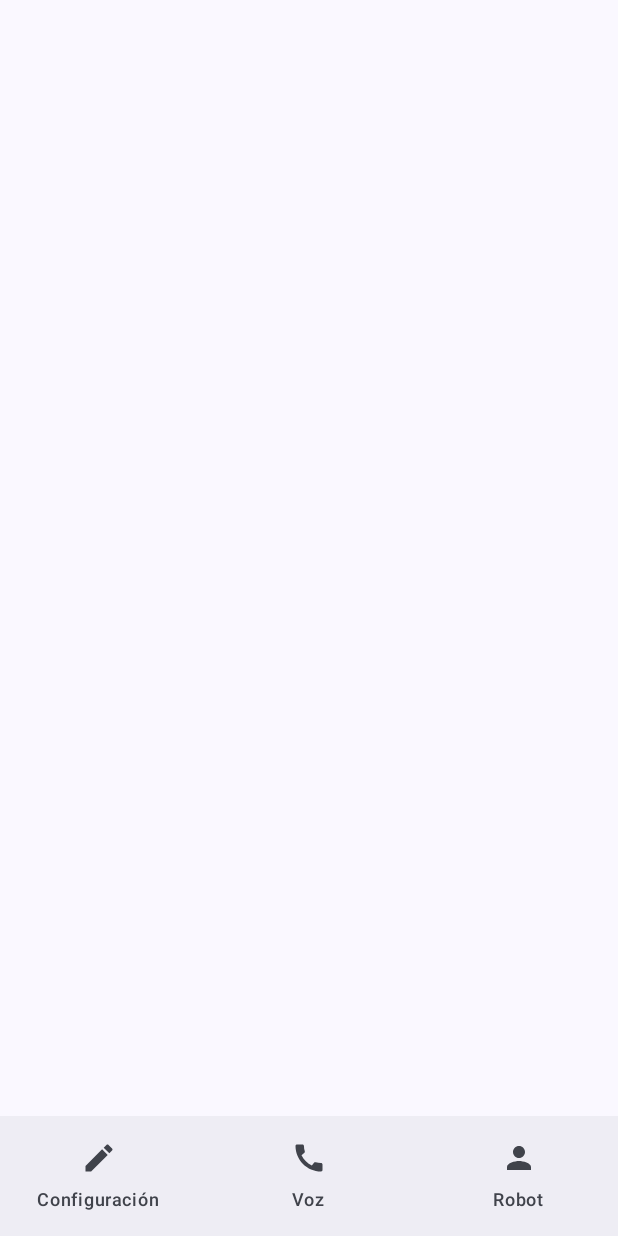
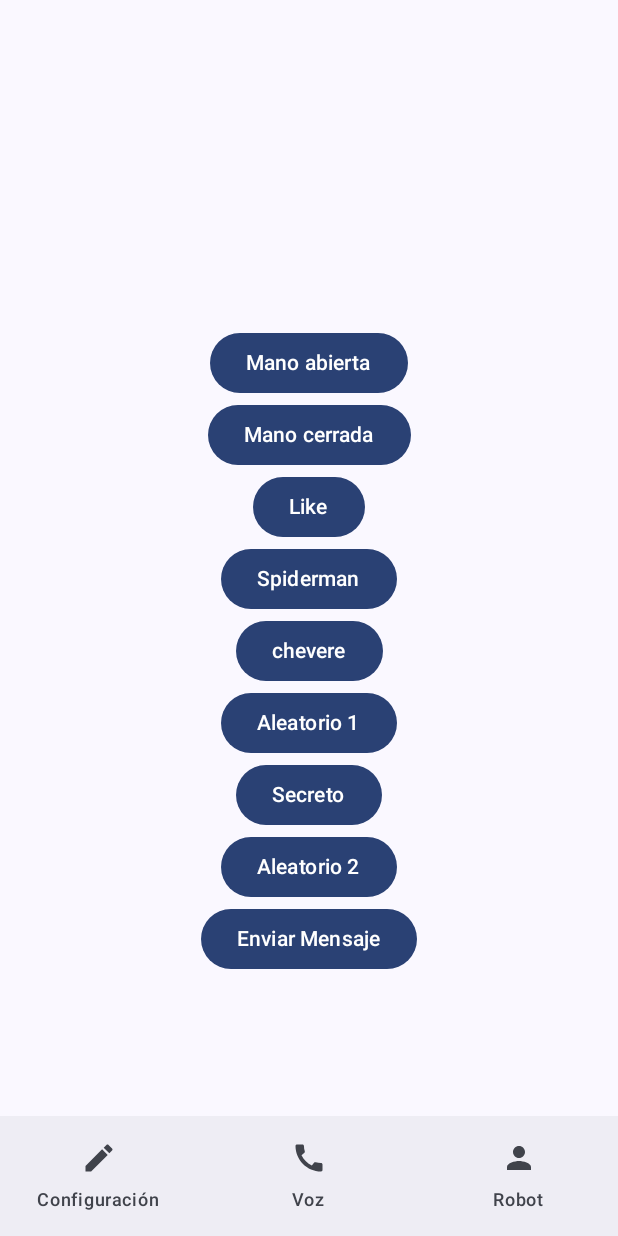
Before and after one commit to 20161870/AppSAPULima, an Android app built with Jetpack Compose: the ArmScreen screen opened through its navigation route, on a phone screen of 412 x 824 dp. Before the commit the screen is almost empty. Run offline under Robolectric (Android 15) with nearby library versions, the phone set to English and light mode, and no system bars.

Commit message:
Gestos de brazo implementados

```diff
--- a/app/src/main/java/com/example/speechtotext/ModuloRobot/ArmScreen.kt
+++ b/app/src/main/java/com/example/speechtotext/ModuloRobot/ArmScreen.kt
@@ -1,17 +1,185 @@
 package com.example.speechtotext.ModuloRobot
 
+import android.annotation.SuppressLint
+import android.os.Build
+import android.util.Log
+import androidx.annotation.RequiresApi
+import androidx.compose.foundation.layout.Arrangement
+import androidx.compose.foundation.layout.Column
+import androidx.compose.foundation.layout.Spacer
+import androidx.compose.foundation.layout.fillMaxSize
+import androidx.compose.foundation.layout.height
+import androidx.compose.foundation.layout.padding
+import androidx.compose.material3.Button
+import androidx.compose.material3.Text
 import androidx.compose.runtime.Composable
 import androidx.compose.runtime.MutableState
+import androidx.compose.runtime.getValue
+import androidx.compose.runtime.mutableStateOf
+import androidx.compose.runtime.remember
+import androidx.compose.ui.Modifier
+import androidx.compose.ui.unit.dp
+import com.google.accompanist.permissions.ExperimentalPermissionsApi
 import kotlinx.coroutines.CoroutineScope
 import java.io.OutputStream
+import androidx.compose.runtime.getValue
+import androidx.compose.runtime.setValue
+import androidx.compose.ui.Alignment
+import androidx.compose.ui.Alignment.Companion.CenterHorizontally
+import androidx.compose.ui.unit.sp
+import kotlinx.coroutines.Dispatchers
+import kotlinx.coroutines.launch
+import java.io.IOException
 
+
+@SuppressLint("MissingPermission")
+@OptIn(ExperimentalPermissionsApi::class)
 @Composable
+@RequiresApi(Build.VERSION_CODES.M)
 fun ArmScreen(
     coroutineScope: CoroutineScope,
     outputStream: MutableState<OutputStream?>,
     isConnected: MutableState<Boolean>
 ) {
     // Movimientos predeterminados del brazo
+    var messageToSend by remember { mutableStateOf("")}
+    var messageToShow by remember { mutableStateOf("")}
+
+    Column(
+        verticalArrangement = Arrangement.Center,
+        modifier = Modifier
+            .padding(16.dp)
+            .fillMaxSize()
+    ) {
+        if(messageToShow !=  null){
+            Text(
+                text = messageToShow,
+                fontSize = 24.sp,
+                modifier = Modifier.align(CenterHorizontally)
+            )
+        }
+
+        Spacer(modifier = Modifier.height(20.dp))
+
+        Button(
+            onClick = {
+                messageToSend = "1"
+                messageToShow = "Mano Abierta"
+            },
+            modifier = Modifier.align(CenterHorizontally)
+        ) {
+            Text(
+                text = "Mano abierta"
+            )
+        }
+
+        Button(
+            onClick = {
+                messageToSend = "2"
+                messageToShow = "Mano cerrada"
+            },
+            modifier = Modifier.align(CenterHorizontally)
+        ) {
+            Text(
+                text = "Mano cerrada"
+            )
+        }
+
+        Button(
+            onClick = {
+                messageToSend = "3"
+                messageToShow = "Like"
+            },
+            modifier = Modifier.align(CenterHorizontally)
+        ) {
+            Text(
+                text = "Like"
+            )
+        }
+        Button(
+            onClick = {
+                messageToSend = "4"
+                messageToShow = "Spiderman"
+            },
+            modifier = Modifier.align(CenterHorizontally)
+        ) {
+            Text(
+                text = "Spiderman"
+            )
+        }
+        Button(
+            onClick = {
+                messageToSend = "5"
+                messageToShow = "Chevere"
+            },
+            modifier = Modifier.align(CenterHorizontally)
+        ) {
+            Text(
+                text = "chevere"
+            )
+        }
+        Button(
+            onClick = {
+                messageToSend = "6"
+                messageToShow = "Aleatorio 1"
+            },
+            modifier = Modifier.align(CenterHorizontally)
+        ) {
+            Text(
+                text = "Aleatorio 1"
+            )
+        }
+        Button(
+            onClick = {
+                messageToSend = "7"
+                messageToShow = "Secreto"
+            },
+            modifier = Modifier.align(CenterHorizontally)
+        ) {
+            Text(
+                text = "Secreto"
+            )
+        }
+        Button(
+            onClick = {
+                messageToSend = "8"
+                messageToShow = "Aleatorio 2"
+            },
+            modifier = Modifier.align(CenterHorizontally)
+        ) {
+            Text(
+                text = "Aleatorio 2"
+            )
+        }
+
+        Button(
+            onClick = {
+                if(outputStream.value != null) {
+                    coroutineScope.launch(Dispatchers.IO) {
+                        try {
+                            Log.i("mensaje prueba", "Se envió correctamente")
+                            Log.i("mensaje prueba", messageToSend.toString())
+                            outputStream?.value!!.write(messageToSend.toByteArray())
+                            outputStream?.value!!.flush()
+                            Log.i("mensaje prueba", "Se envió correctamente")
+                            Log.i("mensaje prueba", messageToSend.toString())
+                        }
+                        catch(e: IOException) {
+                            Log.i("mensaje prueba", "No se envió correctamente")
+                            Log.i("mensaje prueba", messageToSend.toString())
+                        }
+                    }
+                }
+
+            },
+
+            modifier = Modifier.align(CenterHorizontally)
+
+        ) {
+            Text("Enviar Mensaje")
+        }
+
+    }
 
 }
 
```
